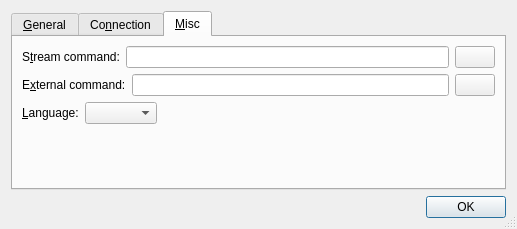
The window that rc/prefsdlg.ui (guendto/abby) describes before a commit, drawn with Qt 5.
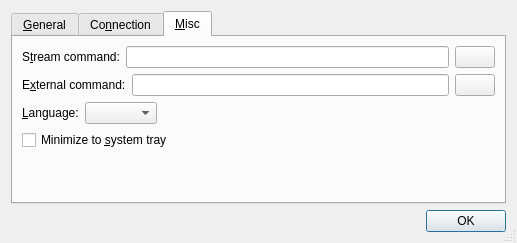
The same window after the commit. The open tabs and pages were chosen to show the change. Icons and pictures are not drawn.

Commit message: add minimize to tray.

```diff
--- a/rc/prefsdlg.ui
+++ b/rc/prefsdlg.ui
@@ -11,7 +11,7 @@
     <x>0</x>
     <y>0</y>
     <width>517</width>
-    <height>229</height>
+    <height>243</height>
    </rect>
   </property>
   <property name="windowTitle">
@@ -337,7 +337,7 @@
        <string>&amp;Misc</string>
       </attribute>
       <layout class="QGridLayout" name="gridLayout">
-       <item row="1" column="0">
+       <item row="0" column="0">
         <layout class="QHBoxLayout" name="horizontalLayout_8">
          <item>
           <widget class="QLabel" name="streamLabel">
@@ -378,7 +378,7 @@
          </item>
         </layout>
        </item>
-       <item row="2" column="0">
+       <item row="1" column="0">
         <layout class="QHBoxLayout" name="horizontalLayout_4">
          <item>
           <widget class="QLabel" name="label_4">
@@ -423,7 +423,7 @@
          </item>
         </layout>
        </item>
-       <item row="3" column="0">
+       <item row="2" column="0">
         <layout class="QHBoxLayout" name="horizontalLayout_2">
          <item>
           <widget class="QLabel" name="langLabel">
@@ -453,7 +453,31 @@
          </item>
         </layout>
        </item>
-       <item row="5" column="0">
+       <item row="3" column="0">
+        <layout class="QHBoxLayout" name="horizontalLayout_9">
+         <item>
+          <widget class="QCheckBox" name="mintrayBox">
+           <property name="text">
+            <string>Minimize to &amp;system tray</string>
+           </property>
+          </widget>
+         </item>
+         <item>
+          <spacer name="horizontalSpacer_5">
+           <property name="orientation">
+            <enum>Qt::Horizontal</enum>
+           </property>
+           <property name="sizeHint" stdset="0">
+            <size>
+             <width>40</width>
+             <height>20</height>
+            </size>
+           </property>
+          </spacer>
+         </item>
+        </layout>
+       </item>
+       <item row="4" column="0">
         <spacer name="verticalSpacer_3">
          <property name="orientation">
           <enum>Qt::Vertical</enum>
```
Left out of the diff: 1 changed line with no effect on the pictures. The commit also changes 3 other files.
